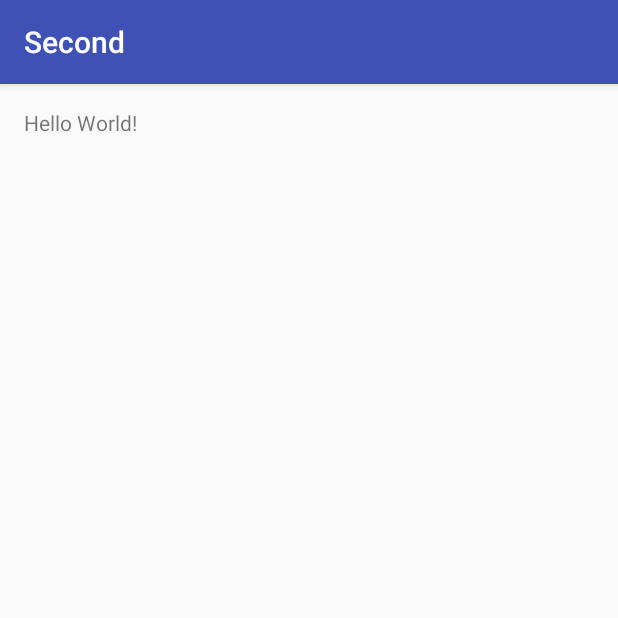
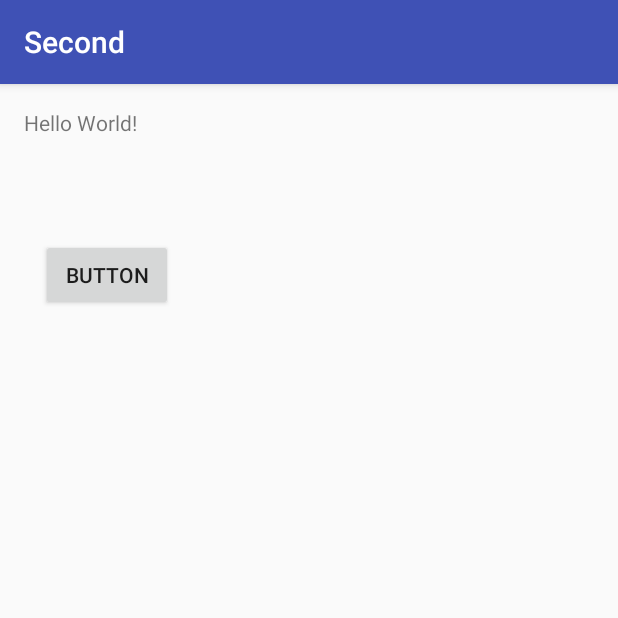
Before and after one commit to OneDayNoMore/FirstDemo, an Android app: the screen it shows after launch (MainActivity), on a phone screen of 412 x 824 dp, the top half of it. Run offline under Robolectric (Android 15) with nearby library versions, the phone set to English and light mode, and no system bars.

Commit message:
改变了button
这个Button很重要

```diff
--- a/Second/app/src/main/res/layout/activity_main.xml
+++ b/Second/app/src/main/res/layout/activity_main.xml
@@ -13,5 +13,16 @@
     <TextView
         android:layout_width="wrap_content"
         android:layout_height="wrap_content"
-        android:text="Hello World!" />
+        android:text="Hello World!"
+        android:id="@+id/textView" />
+
+    <Button
+        android:text="Button"
+        android:layout_width="wrap_content"
+        android:layout_height="wrap_content"
+        android:layout_below="@+id/textView"
+        android:layout_alignParentStart="true"
+        android:layout_marginStart="11dp"
+        android:layout_marginTop="68dp"
+        android:id="@+id/button" />
 </RelativeLayout>
```
